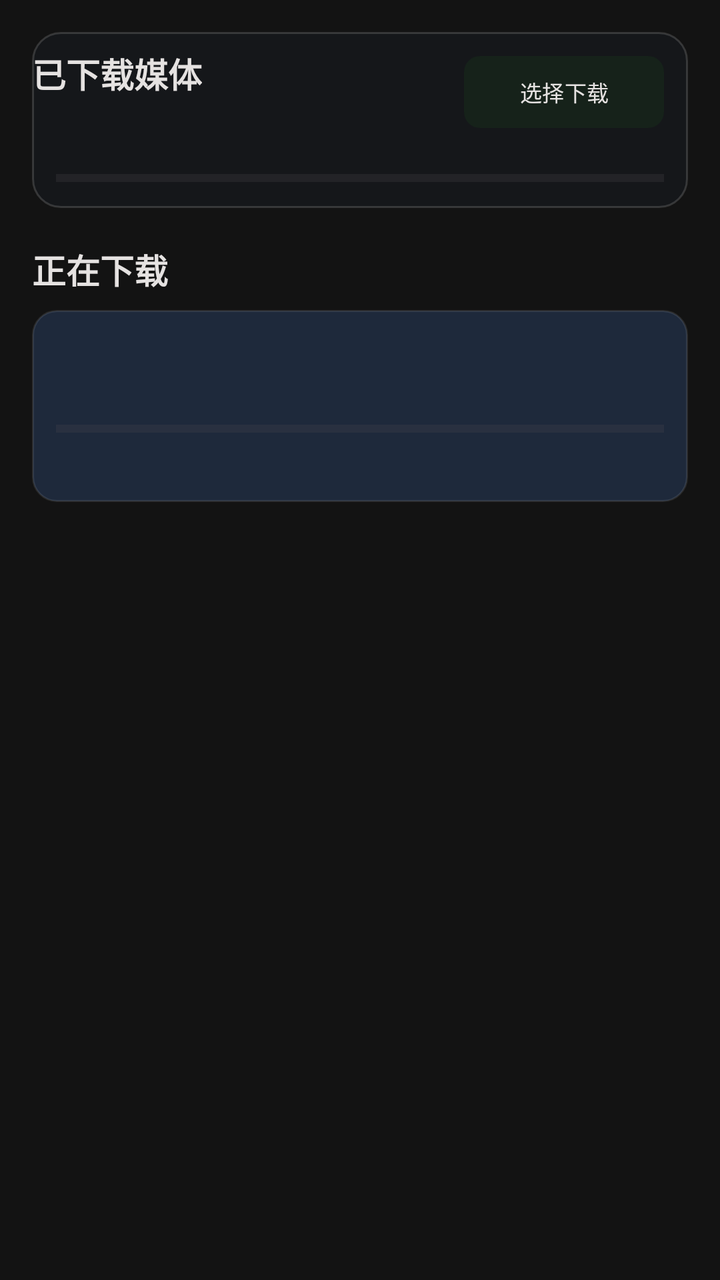
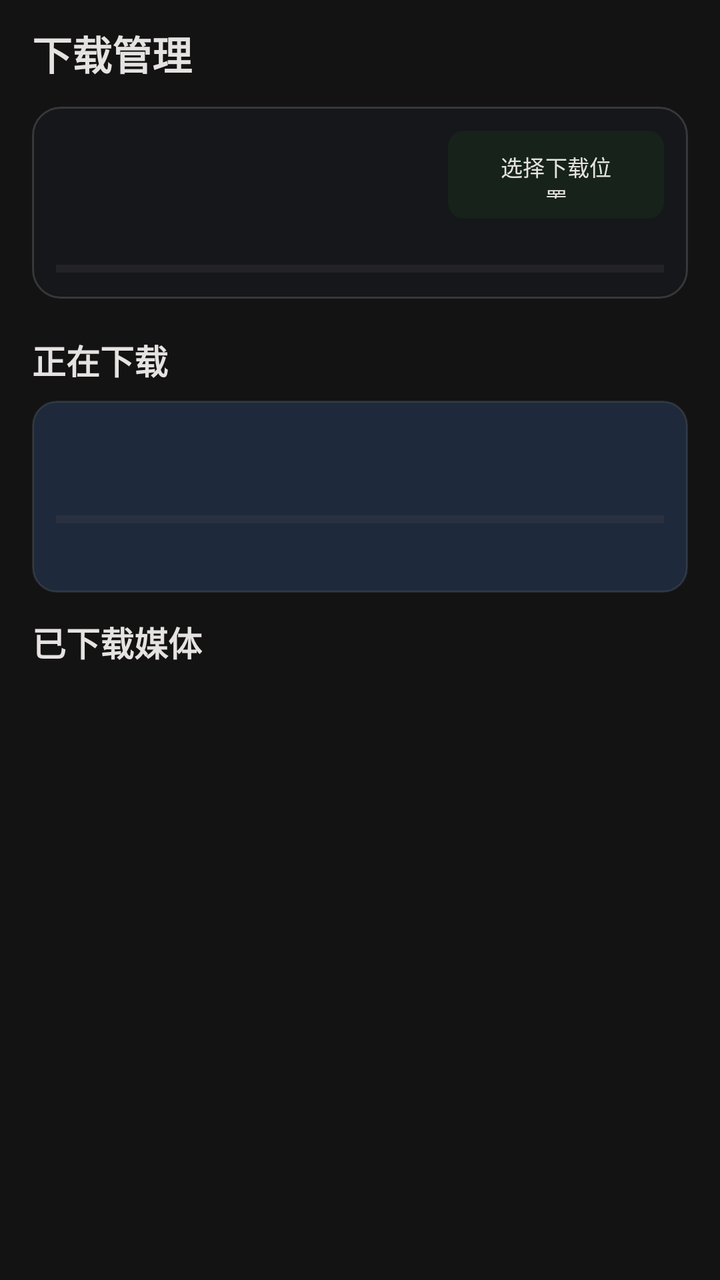

Compare the two renders of this Android layout. The source of the first and the diff that turns it into the second are given below.
<!-- AndroidManifest.xml: another module's application theme Theme.YuanBaoTv -->
<!-- res/layout/activity_downloads.xml -->
<?xml version="1.0" encoding="utf-8"?>
<androidx.constraintlayout.widget.ConstraintLayout xmlns:android="http://schemas.android.com/apk/res/android"
    xmlns:app="http://schemas.android.com/apk/res-auto"
    android:layout_width="match_parent"
    android:layout_height="match_parent"
    android:background="@color/tv_bg_dark"
    android:paddingStart="16dp"
    android:paddingTop="12dp"
    android:paddingEnd="16dp">

    <TextView android:id="@+id/tv_title" android:layout_width="0dp" android:layout_height="0dp" android:visibility="gone" />

    <androidx.constraintlayout.widget.ConstraintLayout
        android:id="@+id/card_storage_info"
        android:layout_width="0dp"
        android:layout_height="88dp"
        android:layout_marginTop="4dp"
        android:background="@drawable/bg_glass_card"
        android:padding="12dp"
        app:layout_constraintEnd_toEndOf="parent"
        app:layout_constraintStart_toStartOf="parent"
        app:layout_constraintTop_toTopOf="parent">
        <TextView android:id="@+id/tv_storage_label" android:layout_width="0dp" android:layout_height="wrap_content" android:ellipsize="end" android:maxLines="1" android:textColor="@color/tv_text_primary" android:textSize="13sp" android:textStyle="bold" app:layout_constraintEnd_toStartOf="@id/btn_select_storage" app:layout_constraintStart_toStartOf="parent" app:layout_constraintTop_toTopOf="parent" />
        <TextView android:id="@+id/tv_storage_capacity" android:layout_width="0dp" android:layout_height="wrap_content" android:layout_marginTop="4dp" android:ellipsize="end" android:maxLines="1" android:textColor="@color/tv_text_secondary" android:textSize="11sp" app:layout_constraintEnd_toEndOf="parent" app:layout_constraintStart_toStartOf="parent" app:layout_constraintTop_toBottomOf="@id/tv_storage_label" />
        <Button android:id="@+id/btn_select_storage" android:layout_width="100dp" android:layout_height="36dp" android:background="@drawable/bg_tv_button_focus" android:text="@string/storage_select_target" android:textColor="@color/tv_text_primary" android:textSize="11sp" app:layout_constraintEnd_toEndOf="parent" app:layout_constraintTop_toTopOf="parent" />
        <ProgressBar android:id="@+id/pb_storage" style="?android:attr/progressBarStyleHorizontal" android:layout_width="0dp" android:layout_height="6dp" android:max="100" android:progressTint="@color/tv_accent_cyan" app:layout_constraintBottom_toBottomOf="parent" app:layout_constraintEnd_toEndOf="parent" app:layout_constraintStart_toStartOf="parent" />
    </androidx.constraintlayout.widget.ConstraintLayout>

    <TextView android:id="@+id/tv_label_downloading" android:layout_width="wrap_content" android:layout_height="wrap_content" android:layout_marginTop="18dp" android:text="@string/section_downloading" android:textColor="@color/tv_text_primary" android:textSize="17sp" android:textStyle="bold" app:layout_constraintStart_toStartOf="parent" app:layout_constraintTop_toBottomOf="@id/card_storage_info" />

    <androidx.constraintlayout.widget.ConstraintLayout
        android:id="@+id/card_download_task"
        android:layout_width="0dp"
        android:layout_height="96dp"
        android:layout_marginTop="8dp"
        android:background="@drawable/bg_tv_focus_ring"
        android:focusable="true"
        android:padding="12dp"
        app:layout_constraintEnd_toEndOf="parent"
        app:layout_constraintStart_toStartOf="parent"
        app:layout_constraintTop_toBottomOf="@id/tv_label_downloading">
        <TextView android:id="@+id/tv_task_title" android:layout_width="0dp" android:layout_height="wrap_content" android:ellipsize="end" android:maxLines="1" android:textColor="@color/tv_text_primary" android:textSize="13sp" android:textStyle="bold" app:layout_constraintEnd_toEndOf="parent" app:layout_constraintStart_toStartOf="parent" app:layout_constraintTop_toTopOf="parent" />
        <TextView android:id="@+id/tv_task_speed" android:layout_width="0dp" android:layout_height="wrap_content" android:layout_marginTop="4dp" android:ellipsize="end" android:maxLines="1" android:textColor="@color/tv_accent_cyan" android:textSize="11sp" app:layout_constraintEnd_toEndOf="parent" app:layout_constraintStart_toStartOf="parent" app:layout_constraintTop_toBottomOf="@id/tv_task_title" />
        <ProgressBar android:id="@+id/pb_task" style="?android:attr/progressBarStyleHorizontal" android:layout_width="0dp" android:layout_height="6dp" android:layout_marginTop="8dp" android:max="100" android:progressTint="@color/tv_accent_blue" app:layout_constraintEnd_toEndOf="parent" app:layout_constraintStart_toStartOf="parent" app:layout_constraintTop_toBottomOf="@id/tv_task_speed" />
        <Button android:id="@+id/btn_task_pause" android:visibility="gone" android:layout_width="1dp" android:layout_height="1dp" />
        <Button android:id="@+id/btn_task_cancel" android:visibility="gone" android:layout_width="1dp" android:layout_height="1dp" />
    </androidx.constraintlayout.widget.ConstraintLayout>

    <androidx.recyclerview.widget.RecyclerView
        android:id="@+id/rv_download_tasks"
        android:layout_width="0dp"
        android:layout_height="0dp"
        android:layout_marginTop="8dp"
        android:clipToPadding="false"
        android:scrollbars="none"
        app:layoutManager="androidx.recyclerview.widget.LinearLayoutManager"
        app:layout_constraintEnd_toEndOf="parent"
        app:layout_constraintStart_toStartOf="parent"
        app:layout_constraintTop_toBottomOf="@id/tv_label_downloading"
        app:layout_constraintBottom_toTopOf="@id/tv_label_downloaded"
        app:layout_constraintVertical_weight="1" />

    <TextView android:id="@+id/tv_label_downloaded" android:layout_width="wrap_content" android:layout_height="wrap_content" android:layout_marginTop="12dp" android:text="@string/section_downloaded_gallery" android:textColor="@color/tv_text_primary" android:textSize="17sp" android:textStyle="bold" app:layout_constraintStart_toStartOf="parent" app:layout_constraintTop_toBottomOf="@id/rv_download_tasks" />
    <androidx.recyclerview.widget.RecyclerView android:id="@+id/rv_downloaded" android:layout_width="0dp" android:layout_height="0dp" android:layout_marginTop="8dp" android:clipToPadding="false" android:orientation="horizontal" android:paddingBottom="16dp" android:scrollbars="none" app:layoutManager="androidx.recyclerview.widget.LinearLayoutManager" app:layout_constraintBottom_toBottomOf="parent" app:layout_constraintEnd_toEndOf="parent" app:layout_constraintStart_toStartOf="parent" app:layout_constraintTop_toBottomOf="@id/tv_label_downloaded" app:layout_constraintVertical_weight="1.2" />
</androidx.constraintlayout.widget.ConstraintLayout>
<!-- resources referenced by this layout -->
<resources>
  <color name="tv_accent_blue">#38BDF8</color>
  <color name="tv_accent_cyan">#84F5E8</color>
  <color name="tv_bg_dark">#131313</color>
  <color name="tv_text_primary">#E5E2E1</color>
  <color name="tv_text_secondary">#D3C5AF</color>
  <!-- drawable bg_glass_card (drawable) -->
  <?xml version="1.0" encoding="utf-8"?>
  <shape xmlns:android="http://schemas.android.com/apk/res/android"
      android:shape="rectangle">
      <solid android:color="@color/tv_bg_glass" />
      <stroke android:width="1dp" android:color="#26FFFFFF" />
      <corners android:radius="14dp" />
  </shape>
  <!-- drawable bg_tv_button_focus (drawable) -->
  <?xml version="1.0" encoding="utf-8"?>
  <selector xmlns:android="http://schemas.android.com/apk/res/android">
      <item android:state_focused="true">
          <shape android:shape="rectangle">
              <solid android:color="@color/tv_accent_blue" />
              <stroke android:width="2dp" android:color="@color/tv_focus_ring" />
              <corners android:radius="8dp" />
          </shape>
      </item>
      <item>
          <shape android:shape="rectangle">
              <solid android:color="#26FFFFFF" />
              <corners android:radius="8dp" />
          </shape>
      </item>
  </selector>
  <!-- drawable bg_tv_focus_ring (drawable) -->
  <?xml version="1.0" encoding="utf-8"?>
  <selector xmlns:android="http://schemas.android.com/apk/res/android">
      <item android:state_focused="true">
          <shape android:shape="rectangle">
              <solid android:color="#263B82F6" />
              <stroke android:width="3dp" android:color="@color/tv_focus_ring" />
              <corners android:radius="12dp" />
          </shape>
      </item>
      <item>
          <shape android:shape="rectangle">
              <solid android:color="@color/tv_bg_card" />
              <stroke android:width="1dp" android:color="#1AFFFFFF" />
              <corners android:radius="12dp" />
          </shape>
      </item>
  </selector>
  <string name="section_downloaded_gallery">已下载媒体</string>
  <string name="section_downloading">正在下载</string>
  <string name="storage_select_target">选择下载位置</string>
  <style name="Theme.YuanBaoTv" parent="Theme.Material3.DayNight.NoActionBar">
          <item name="colorPrimary">@color/primary</item>
          <item name="colorOnPrimary">@color/on_primary</item>
          <item name="android:statusBarColor">@android:color/transparent</item>
          <item name="android:navigationBarColor">@android:color/transparent</item>
          <item name="android:windowLightStatusBar">false</item>
          <item name="buttonStyle">@style/Widget.YuanBaoTv.Button</item>
      </style>
  <color name="tv_bg_glass">#331E293B</color>
  <color name="tv_focus_ring">#84F5E8</color>
  <color name="tv_bg_card">#1E293B</color>
  <color name="primary">#1B5E20</color>
  <color name="on_primary">#FFFFFF</color>
  <style name="Widget.YuanBaoTv.Button" parent="Widget.AppCompat.Button">
          <item name="android:backgroundTint">@null</item>
          <item name="backgroundTint">@null</item>
          <item name="android:textAllCaps">false</item>
      </style>
</resources>

<!-- the commit's change to res/layout/activity_downloads.xml (unified diff, before → after) -->
@@ -8,30 +8,30 @@
     android:paddingTop="12dp"
     android:paddingEnd="16dp">
 
-    <TextView android:id="@+id/tv_title" android:layout_width="0dp" android:layout_height="0dp" android:visibility="gone" />
+    <TextView android:id="@+id/tv_title" android:layout_width="wrap_content" android:layout_height="wrap_content" android:text="@string/title_downloads" android:textColor="@color/tv_text_primary" android:textSize="@dimen/phone_download_title_size" android:textStyle="bold" app:layout_constraintStart_toStartOf="parent" app:layout_constraintTop_toTopOf="parent" />
 
     <androidx.constraintlayout.widget.ConstraintLayout
         android:id="@+id/card_storage_info"
         android:layout_width="0dp"
-        android:layout_height="88dp"
-        android:layout_marginTop="4dp"
+        android:layout_height="@dimen/phone_download_storage_height"
+        android:layout_marginTop="12dp"
         android:background="@drawable/bg_glass_card"
         android:padding="12dp"
         app:layout_constraintEnd_toEndOf="parent"
         app:layout_constraintStart_toStartOf="parent"
-        app:layout_constraintTop_toTopOf="parent">
+        app:layout_constraintTop_toBottomOf="@id/tv_title">
         <TextView android:id="@+id/tv_storage_label" android:layout_width="0dp" android:layout_height="wrap_content" android:ellipsize="end" android:maxLines="1" android:textColor="@color/tv_text_primary" android:textSize="13sp" android:textStyle="bold" app:layout_constraintEnd_toStartOf="@id/btn_select_storage" app:layout_constraintStart_toStartOf="parent" app:layout_constraintTop_toTopOf="parent" />
-        <TextView android:id="@+id/tv_storage_capacity" android:layout_width="0dp" android:layout_height="wrap_content" android:layout_marginTop="4dp" android:ellipsize="end" android:maxLines="1" android:textColor="@color/tv_text_secondary" android:textSize="11sp" app:layout_constraintEnd_toEndOf="parent" app:layout_constraintStart_toStartOf="parent" app:layout_constraintTop_toBottomOf="@id/tv_storage_label" />
-        <Button android:id="@+id/btn_select_storage" android:layout_width="100dp" android:layout_height="36dp" android:background="@drawable/bg_tv_button_focus" android:text="@string/storage_select_target" android:textColor="@color/tv_text_primary" android:textSize="11sp" app:layout_constraintEnd_toEndOf="parent" app:layout_constraintTop_toTopOf="parent" />
+        <TextView android:id="@+id/tv_storage_capacity" android:layout_width="0dp" android:layout_height="wrap_content" android:layout_marginTop="4dp" android:ellipsize="end" android:maxLines="1" android:textColor="@color/tv_text_secondary" android:textSize="11sp" app:layout_constraintEnd_toStartOf="@id/btn_select_storage" app:layout_constraintStart_toStartOf="parent" app:layout_constraintTop_toBottomOf="@id/tv_storage_label" />
+        <Button android:id="@+id/btn_select_storage" android:layout_width="108dp" android:layout_height="@dimen/phone_download_storage_button_height" android:background="@drawable/bg_tv_button_focus" android:text="@string/storage_select_target" android:textColor="@color/tv_text_primary" android:textSize="11sp" app:layout_constraintEnd_toEndOf="parent" app:layout_constraintTop_toTopOf="parent" />
         <ProgressBar android:id="@+id/pb_storage" style="?android:attr/progressBarStyleHorizontal" android:layout_width="0dp" android:layout_height="6dp" android:max="100" android:progressTint="@color/tv_accent_cyan" app:layout_constraintBottom_toBottomOf="parent" app:layout_constraintEnd_toEndOf="parent" app:layout_constraintStart_toStartOf="parent" />
     </androidx.constraintlayout.widget.ConstraintLayout>
 
-    <TextView android:id="@+id/tv_label_downloading" android:layout_width="wrap_content" android:layout_height="wrap_content" android:layout_marginTop="18dp" android:text="@string/section_downloading" android:textColor="@color/tv_text_primary" android:textSize="17sp" android:textStyle="bold" app:layout_constraintStart_toStartOf="parent" app:layout_constraintTop_toBottomOf="@id/card_storage_info" />
+    <TextView android:id="@+id/tv_label_downloading" android:layout_width="wrap_content" android:layout_height="wrap_content" android:layout_marginTop="@dimen/phone_download_section_margin" android:text="@string/section_downloading" android:textColor="@color/tv_text_primary" android:textSize="17sp" android:textStyle="bold" app:layout_constraintStart_toStartOf="parent" app:layout_constraintTop_toBottomOf="@id/card_storage_info" />
 
     <androidx.constraintlayout.widget.ConstraintLayout
         android:id="@+id/card_download_task"
         android:layout_width="0dp"
-        android:layout_height="96dp"
+        android:layout_height="@dimen/phone_download_task_height"
         android:layout_marginTop="8dp"
         android:background="@drawable/bg_tv_focus_ring"
         android:focusable="true"
@@ -49,17 +49,15 @@
     <androidx.recyclerview.widget.RecyclerView
         android:id="@+id/rv_download_tasks"
         android:layout_width="0dp"
-        android:layout_height="0dp"
+        android:layout_height="@dimen/phone_download_task_height"
         android:layout_marginTop="8dp"
         android:clipToPadding="false"
         android:scrollbars="none"
         app:layoutManager="androidx.recyclerview.widget.LinearLayoutManager"
         app:layout_constraintEnd_toEndOf="parent"
         app:layout_constraintStart_toStartOf="parent"
-        app:layout_constraintTop_toBottomOf="@id/tv_label_downloading"
-        app:layout_constraintBottom_toTopOf="@id/tv_label_downloaded"
-        app:layout_constraintVertical_weight="1" />
+        app:layout_constraintTop_toBottomOf="@id/tv_label_downloading" />
 
-    <TextView android:id="@+id/tv_label_downloaded" android:layout_width="wrap_content" android:layout_height="wrap_content" android:layout_marginTop="12dp" android:text="@string/section_downloaded_gallery" android:textColor="@color/tv_text_primary" android:textSize="17sp" android:textStyle="bold" app:layout_constraintStart_toStartOf="parent" app:layout_constraintTop_toBottomOf="@id/rv_download_tasks" />
+    <TextView android:id="@+id/tv_label_downloaded" android:layout_width="wrap_content" android:layout_height="wrap_content" android:layout_marginTop="12dp" android:text="@string/section_downloaded_gallery" android:textColor="@color/tv_text_primary" android:textSize="17sp" android:textStyle="bold" app:layout_constraintStart_toStartOf="parent" app:layout_constraintTop_toBottomOf="@id/card_download_task" />
     <androidx.recyclerview.widget.RecyclerView android:id="@+id/rv_downloaded" android:layout_width="0dp" android:layout_height="0dp" android:layout_marginTop="8dp" android:clipToPadding="false" android:orientation="horizontal" android:paddingBottom="16dp" android:scrollbars="none" app:layoutManager="androidx.recyclerview.widget.LinearLayoutManager" app:layout_constraintBottom_toBottomOf="parent" app:layout_constraintEnd_toEndOf="parent" app:layout_constraintStart_toStartOf="parent" app:layout_constraintTop_toBottomOf="@id/tv_label_downloaded" app:layout_constraintVertical_weight="1.2" />
 </androidx.constraintlayout.widget.ConstraintLayout>
<!-- resource entries referenced after the edit -->
@@ -5,6 +5,11 @@
   <color name="tv_bg_dark">#131313</color>
   <color name="tv_text_primary">#E5E2E1</color>
   <color name="tv_text_secondary">#D3C5AF</color>
+  <dimen name="phone_download_section_margin">18dp</dimen>
+  <dimen name="phone_download_storage_button_height">44dp</dimen>
+  <dimen name="phone_download_storage_height">96dp</dimen>
+  <dimen name="phone_download_task_height">96dp</dimen>
+  <dimen name="phone_download_title_size">20sp</dimen>
   <!-- drawable bg_glass_card (drawable) -->
   <?xml version="1.0" encoding="utf-8"?>
   <shape xmlns:android="http://schemas.android.com/apk/res/android"
@@ -51,6 +56,7 @@
   <string name="section_downloaded_gallery">已下载媒体</string>
   <string name="section_downloading">正在下载</string>
   <string name="storage_select_target">选择下载位置</string>
+  <string name="title_downloads">下载管理</string>
   <style name="Theme.YuanBaoTv" parent="Theme.Material3.DayNight.NoActionBar">
           <item name="colorPrimary">@color/primary</item>
           <item name="colorOnPrimary">@color/on_primary</item>
